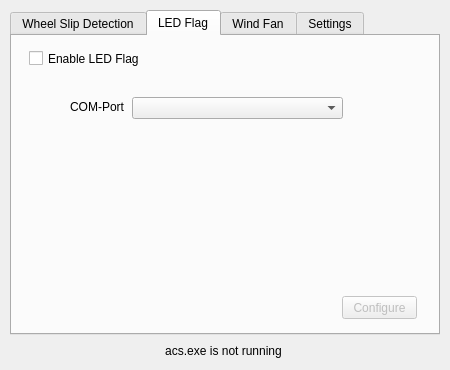
Before: the Qt Designer form mainwindow.ui in Lumlumski/PedalVibration, drawn with Qt 5.
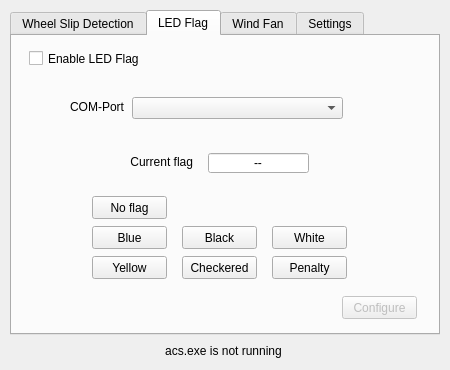
After: the same form once the commit is applied. Icons and pictures are not drawn.

Commit message: Added LED flag functionality

```diff
--- a/mainwindow.ui
+++ b/mainwindow.ui
@@ -297,6 +297,132 @@
        <string>Configure</string>
       </property>
      </widget>
+     <widget class="QLabel" name="currentFlagLabel">
+      <property name="geometry">
+       <rect>
+        <x>100</x>
+        <y>116</y>
+        <width>81</width>
+        <height>20</height>
+       </rect>
+      </property>
+      <property name="text">
+       <string>Current flag</string>
+      </property>
+      <property name="alignment">
+       <set>Qt::AlignRight|Qt::AlignTrailing|Qt::AlignVCenter</set>
+      </property>
+     </widget>
+     <widget class="QLineEdit" name="currentFlagLineEdit">
+      <property name="geometry">
+       <rect>
+        <x>196</x>
+        <y>117</y>
+        <width>101</width>
+        <height>20</height>
+       </rect>
+      </property>
+      <property name="text">
+       <string>--</string>
+      </property>
+      <property name="alignment">
+       <set>Qt::AlignCenter</set>
+      </property>
+      <property name="readOnly">
+       <bool>true</bool>
+      </property>
+     </widget>
+     <widget class="QPushButton" name="blueFlagTestButton">
+      <property name="geometry">
+       <rect>
+        <x>80</x>
+        <y>190</y>
+        <width>75</width>
+        <height>23</height>
+       </rect>
+      </property>
+      <property name="text">
+       <string>Blue</string>
+      </property>
+     </widget>
+     <widget class="QPushButton" name="yellowFlagTestButton">
+      <property name="geometry">
+       <rect>
+        <x>80</x>
+        <y>220</y>
+        <width>75</width>
+        <height>23</height>
+       </rect>
+      </property>
+      <property name="text">
+       <string>Yellow</string>
+      </property>
+     </widget>
+     <widget class="QPushButton" name="blackFlagTestButton">
+      <property name="geometry">
+       <rect>
+        <x>170</x>
+        <y>190</y>
+        <width>75</width>
+        <height>23</height>
+       </rect>
+      </property>
+      <property name="text">
+       <string>Black</string>
+      </property>
+     </widget>
+     <widget class="QPushButton" name="checkeredFlagTestButton">
+      <property name="geometry">
+       <rect>
+        <x>170</x>
+        <y>220</y>
+        <width>75</width>
+        <height>23</height>
+       </rect>
+      </property>
+      <property name="text">
+       <string>Checkered</string>
+      </property>
+     </widget>
+     <widget class="QPushButton" name="whiteFlagTestButton">
+      <property name="geometry">
+       <rect>
+        <x>260</x>
+        <y>190</y>
+        <width>75</width>
+        <height>23</height>
+       </rect>
+      </property>
+      <property name="text">
+       <string>White</string>
+      </property>
+     </widget>
+     <widget class="QPushButton" name="noFlagTestButton">
+      <property name="geometry">
+       <rect>
+        <x>80</x>
+        <y>160</y>
+        <width>75</width>
+        <height>23</height>
+       </rect>
+      </property>
+      <property name="text">
+       <string>No flag</string>
+      </property>
+     </widget>
+     <widget class="QPushButton" name="penaltyFlagTestButton">
+      <property name="geometry">
+       <rect>
+        <x>260</x>
+        <y>220</y>
+        <width>75</width>
+        <height>23</height>
+       </rect>
+      </property>
+      <property name="text">
+       <string>Penalty</string>
+      </property>
+     </widget>
     </widget>
     <widget class="QWidget" name="tab_windFan">
      <attribute name="title">
```
The commit also changes 11 other files.
